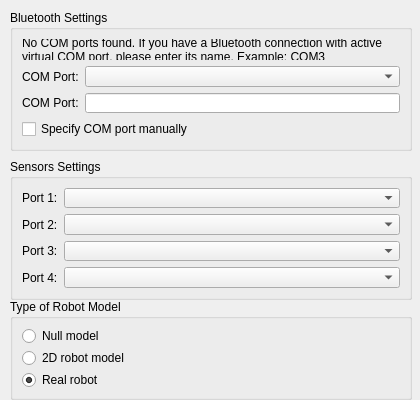
Qt form plugins/robots/robotsInterpreter/robotSettingsPage.ui (qreal/qreal) before a commit.
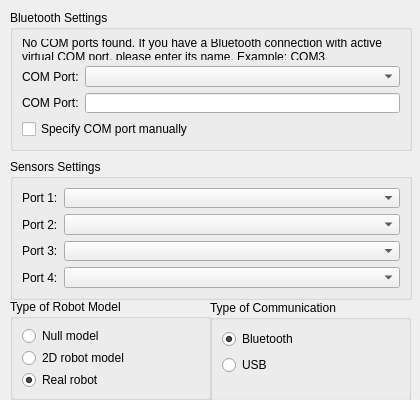
The same form after that commit.

What changed in the file:
```diff
--- a/plugins/robots/robotsInterpreter/robotSettingsPage.ui
+++ b/plugins/robots/robotsInterpreter/robotSettingsPage.ui
@@ -15,7 +15,7 @@
     <rect>
      <x>10</x>
      <y>299</y>
-     <width>402</width>
+     <width>201</width>
      <height>101</height>
     </rect>
    </property>
@@ -162,6 +162,41 @@
     </item>
    </layout>
   </widget>
+  <widget class="QGroupBox" name="robotModelGroupBox_2">
+   <property name="geometry">
+    <rect>
+     <x>210</x>
+     <y>300</y>
+     <width>201</width>
+     <height>101</height>
+    </rect>
+   </property>
+   <property name="title">
+    <string>Type of Communication</string>
+   </property>
+   <layout class="QFormLayout" name="formLayout_6">
+    <property name="fieldGrowthPolicy">
+     <enum>QFormLayout::AllNonFixedFieldsGrow</enum>
+    </property>
+    <item row="0" column="0">
+     <widget class="QRadioButton" name="bluetoothRadioButton">
+      <property name="text">
+       <string>Bluetooth</string>
+      </property>
+      <property name="checked">
+       <bool>true</bool>
+      </property>
+     </widget>
+    </item>
+    <item row="1" column="0">
+     <widget class="QRadioButton" name="usbRadioButton">
+      <property name="text">
+       <string>USB</string>
+      </property>
+     </widget>
+    </item>
+   </layout>
+  </widget>
  </widget>
  <resources/>
  <connections/>
```
